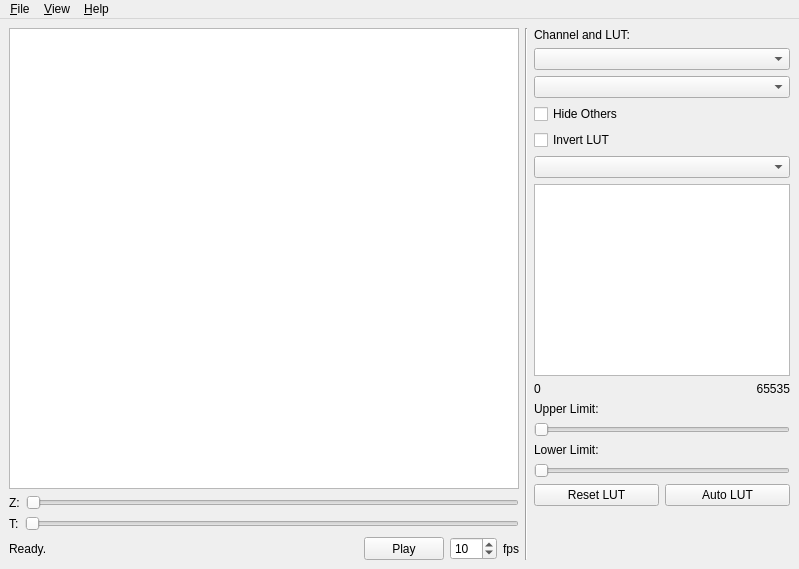
Qt form ui/mainwindow.ui (takushim/momotrack) before a commit.
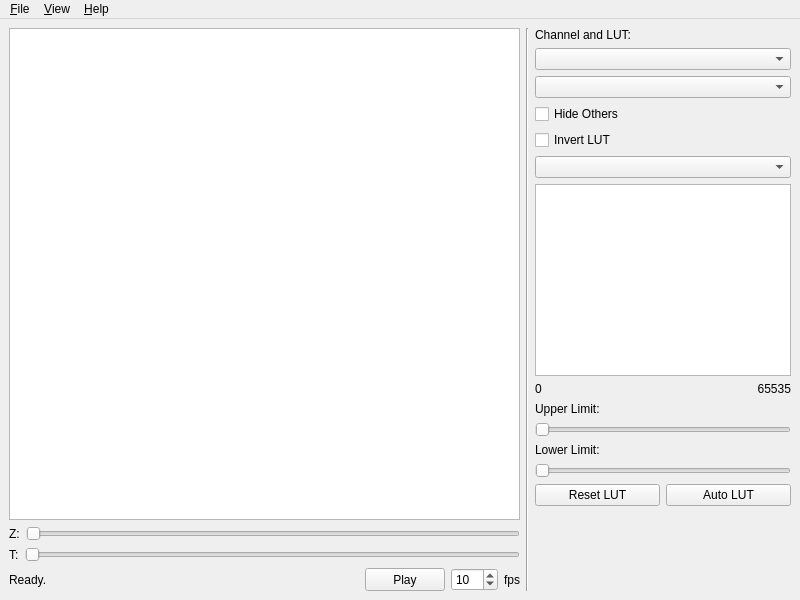
The same form after that commit.

Commit message: Changed to load the ui file directly.

```diff
--- a/ui/mainwindow.ui
+++ b/ui/mainwindow.ui
@@ -6,8 +6,8 @@
    <rect>
     <x>0</x>
     <y>0</y>
-    <width>799</width>
-    <height>569</height>
+    <width>800</width>
+    <height>600</height>
    </rect>
   </property>
   <property name="minimumSize">
@@ -419,7 +419,7 @@
     <rect>
      <x>0</x>
      <y>0</y>
-     <width>799</width>
+     <width>800</width>
      <height>30</height>
     </rect>
    </property>
```
Left out of the diff: 4 changed lines with no effect on the pictures. The commit also changes 3 other files.
